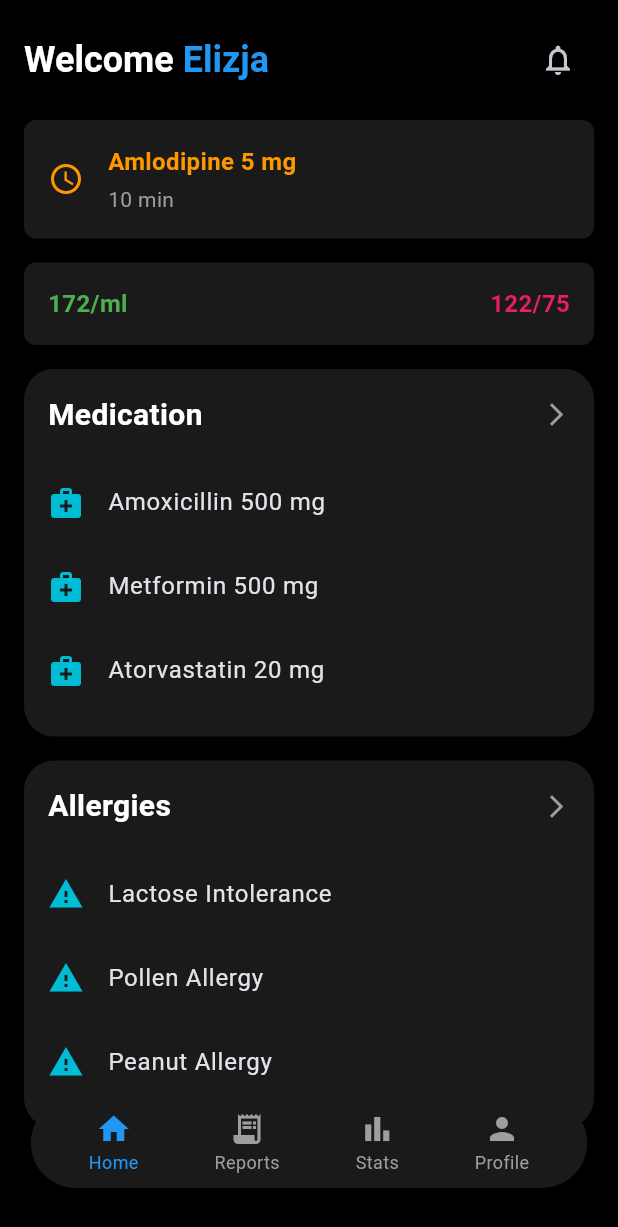
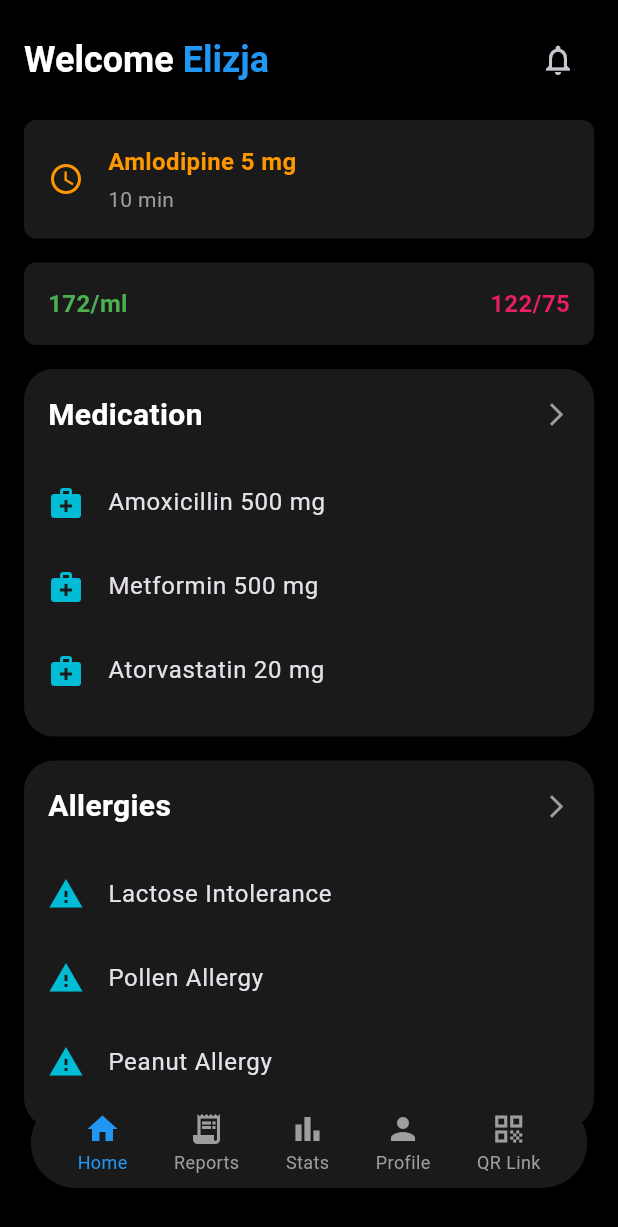
Before and after one commit to Health-Valult/axion, a Flutter app: the screen it shows after launch, on a phone screen of 412 x 824 dp. Shown: the top 1227 px of the screen. Run offline on Flutter 3.47's test engine with Material 3 defaults, Android fonts, the phone set to English and light mode, and no system bars; our stand-ins replace qr_flutter.

Commit message:
QR page implementation

```diff
--- a/axion/project 3/flutter_application_1/lib/widgets/floating_nav_bar.dart
+++ b/axion/project 3/flutter_application_1/lib/widgets/floating_nav_bar.dart
@@ -26,6 +26,9 @@ class FloatingNavBar extends StatelessWidget {
           _navBarItem(icon: Icons.receipt_long, label: 'Reports', index: 1),
           _navBarItem(icon: Icons.bar_chart, label: 'Stats', index: 2),
           _navBarItem(icon: Icons.person, label: 'Profile', index: 3),
+
+          // NEW: The QR Link icon
+          _navBarItem(icon: Icons.qr_code, label: 'QR Link', index: 4),
         ],
       ),
     );
@@ -37,13 +40,10 @@ class FloatingNavBar extends StatelessWidget {
     required int index,
   }) {
     final bool isSelected = (currentIndex == index);
+
     return GestureDetector(
       onTap: () => onItemSelected(index),
-    behavior: HitTestBehavior.translucent, // Ensures taps are registered in the extended area
-    child: Container(
-      padding: const EdgeInsets.symmetric(vertical: 8.0, horizontal: 12.0), // Added padding for better clickability
       child: Column(
-        mainAxisSize: MainAxisSize.min,
         mainAxisAlignment: MainAxisAlignment.center,
         children: [
           Icon(icon, color: isSelected ? Colors.blue : Colors.grey),
@@ -57,7 +57,6 @@ class FloatingNavBar extends StatelessWidget {
           ),
         ],
       ),
-    ),
     );
   }
 }
```
Also changed, not shown: axion/project 3/flutter_application_1/lib/pages/link_page.dart (added, +29 -0 lines), axion/project 3/flutter_application_1/pubspec.yaml (+9 -4 lines), axion/project 3/flutter_application_1/pubspec.lock. Lines whose indentation alone changed are shown as unchanged.
